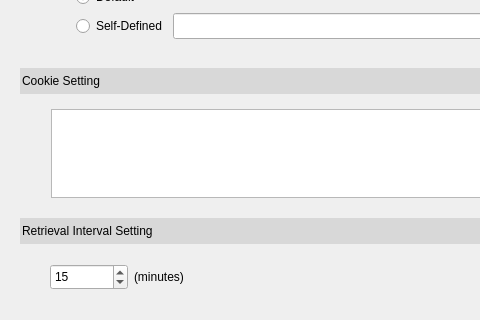
Above: settings/settingdialog.ui from czlitony/Taskmaster before the change; both pictures show x 0 to 480 and y 242 to 562 of the 705 by 562 pixel window. Below: the same form after it.
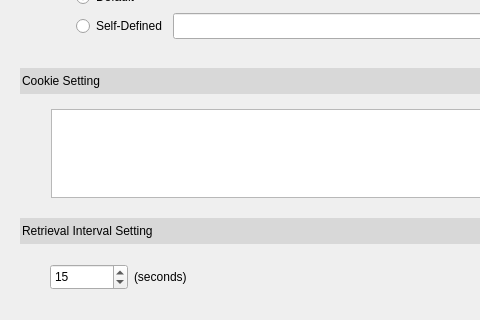
That is the form after the change.

Diff of the .ui file:
```diff
--- a/settings/settingdialog.ui
+++ b/settings/settingdialog.ui
@@ -368,7 +368,7 @@
     <item row="0" column="1">
      <widget class="QLabel" name="label_3">
       <property name="text">
-       <string>(minutes)</string>
+       <string>(seconds)</string>
       </property>
      </widget>
     </item>
```
